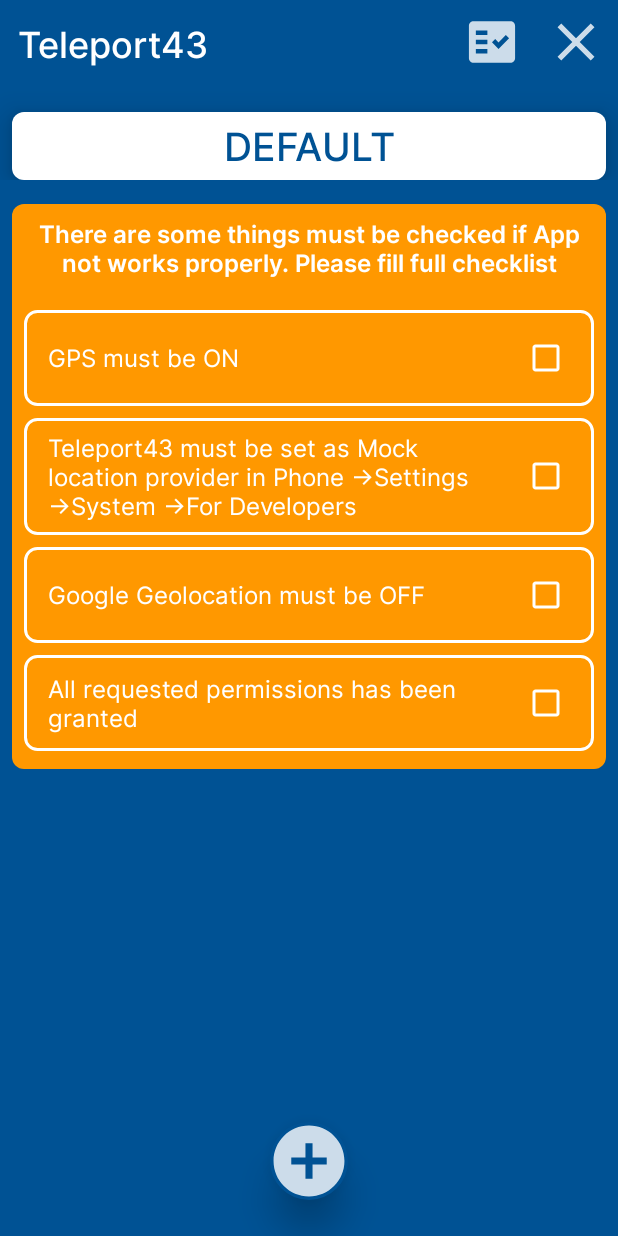
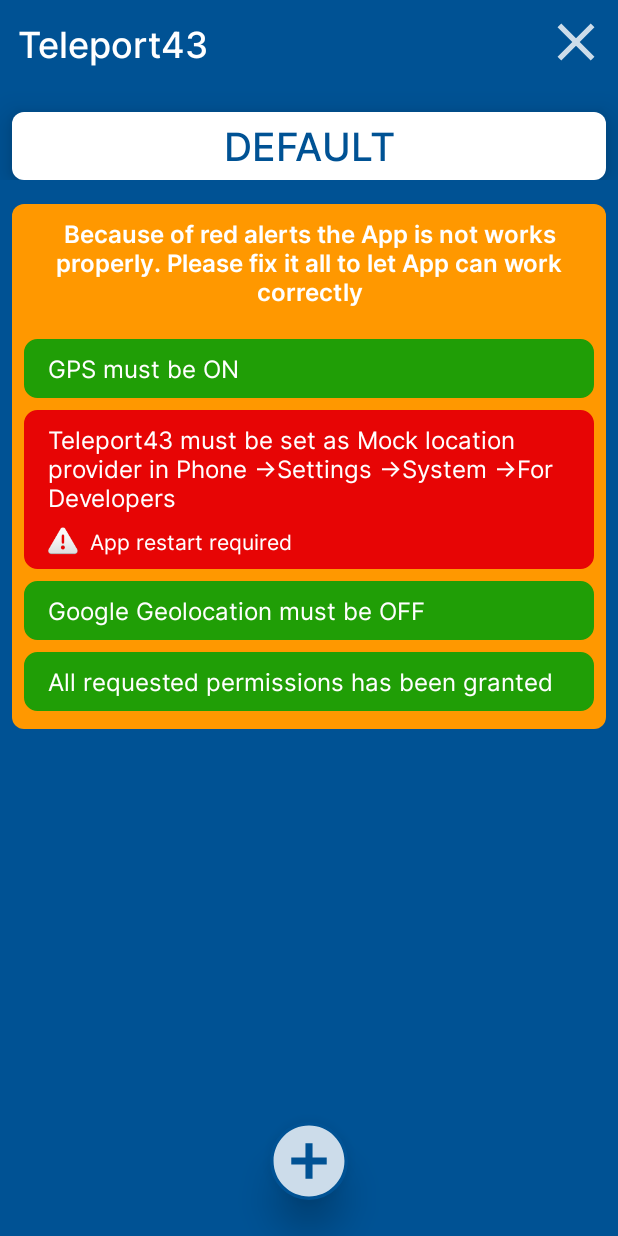
Before and after one commit to RealVolAnd/Teleport43, an Android app: the screen it shows after launch (MainActivity), on a phone screen of 412 x 824 dp. Run offline under Robolectric (Android 15) with nearby library versions, the phone set to English and light mode, and no system bars; our stand-ins replace Room's generated code, RxJava.

Commit message:
Работает. Допилить нотификацию

```diff
--- a/app/src/main/java/com/ssstor/teleport43/App.kt
+++ b/app/src/main/java/com/ssstor/teleport43/App.kt
@@ -18,7 +18,11 @@ class App : Application() {
         val ALT:Double = 16.0
         var CURRENT_ITEM: LocationItem = DEFAULT_LOCATION_ITEM
         var locationChanged = true
-        var hasTrouble = false
+        var isGpsOn = false
+        var isMockDefault = false
+        var isLocationPermission = false
+        var isNetGpsOff = false
+        var isPowerModeSet = false
     }
     /*
     val MIGRATION_1_2 = object : Migration(1, 2) {
--- a/app/src/main/java/com/ssstor/teleport43/Constants.kt
+++ b/app/src/main/java/com/ssstor/teleport43/Constants.kt
@@ -3,6 +3,7 @@ package com.ssstor.teleport43
 import com.ssstor.teleport43.database.entities.LocationItem
 
 val COORDINATES_REFRESH_INTERVAL_IN_MS = 1000L
+val CHECK_STATUS_INTERVAL_IN_MS = 1000L
 
 val DB_NAME = "t43_db"
 val BASE_RESOURCES_PATH = "android.resource://com.ssstor.teleport43/"
--- a/app/src/main/java/com/ssstor/teleport43/services/MockLocationProvider.kt
+++ b/app/src/main/java/com/ssstor/teleport43/services/MockLocationProvider.kt
@@ -18,10 +18,10 @@ class MockLocationProvider(private val providerName: String) {
                 true, true, ProviderProperties.POWER_USAGE_HIGH, ProviderProperties.ACCURACY_COARSE
             )
             lm.setTestProviderEnabled(providerName, true)
-            App.hasTrouble = false
+            App.isMockDefault = true
         } catch (e:Exception){
-            App.hasTrouble = true
-            App.instance.showMessage(App.instance.getString(R.string.no_mock))
+            App.isMockDefault = false
+          //  App.instance.showMessage(App.instance.getString(R.string.no_mock))
         }
 
     }
--- a/app/src/main/java/com/ssstor/teleport43/services/MockLocationService.kt
+++ b/app/src/main/java/com/ssstor/teleport43/services/MockLocationService.kt
@@ -27,7 +27,7 @@ class MockLocationService : Service() {
     private var currentBlankMediaPlayersList = arrayListOf<MediaPlayer>()
 
     val mock_gps: MockLocationProvider = MockLocationProvider(LocationManager.GPS_PROVIDER)
-    val mock_net: MockLocationProvider = MockLocationProvider(LocationManager.NETWORK_PROVIDER)
+    //val mock_net: MockLocationProvider = MockLocationProvider(LocationManager.NETWORK_PROVIDER)
 
     override fun onBind(p0: Intent?): IBinder? {
         return null
@@ -42,7 +42,7 @@ class MockLocationService : Service() {
     override fun onDestroy() {
         stopBlankMediaPlayers()
         mock_gps.shutdown()
-        mock_net.shutdown()
+       // mock_net.shutdown()
         super.onDestroy()
         stopApplication()
     }
@@ -106,8 +106,8 @@ class MockLocationService : Service() {
                 for(i in latArray.indices){
                     mock_gps.pushLocation(latArray[i], lonArray[i], App.ALT)
                     Thread.sleep(COORDINATES_REFRESH_INTERVAL_IN_MS)
-                    mock_net.pushLocation(latArray[i], lonArray[i], App.ALT)
-                    Thread.sleep(COORDINATES_REFRESH_INTERVAL_IN_MS)
+                    //mock_net.pushLocation(latArray[i], lonArray[i], App.ALT)
+                   // Thread.sleep(COORDINATES_REFRESH_INTERVAL_IN_MS)
                 }
 
             }
--- a/app/src/main/java/com/ssstor/teleport43/ui/MainActivity.kt
+++ b/app/src/main/java/com/ssstor/teleport43/ui/MainActivity.kt
@@ -1,9 +1,11 @@
 package com.ssstor.teleport43.ui
 
 import android.Manifest
+import android.app.Service
 import android.app.role.RoleManager
 import android.content.*
 import android.content.pm.PackageManager
+import android.graphics.Color
 import android.location.LocationManager
 import android.net.Uri
 import androidx.appcompat.app.AppCompatActivity
@@ -11,6 +13,7 @@ import android.os.Bundle
 import android.os.PowerManager
 import android.provider.Settings
 import android.view.View
+import androidx.annotation.UiThread
 import androidx.core.content.ContextCompat
 import androidx.localbroadcastmanager.content.LocalBroadcastManager
 import androidx.recyclerview.widget.LinearLayoutManager
@@ -19,6 +22,7 @@ import com.ssstor.teleport43.*
 import com.ssstor.teleport43.BROADCAST_CLOSE_APP
 import com.ssstor.teleport43.databinding.ActivityMainBinding
 import com.ssstor.teleport43.repo.MainRepo
+import com.ssstor.teleport43.services.MockLocationProvider
 import com.ssstor.teleport43.services.MockLocationService
 
 class MainActivity : AppCompatActivity(), MainContract.View, BackButtonListener, OnItemClick {
@@ -31,6 +35,7 @@ class MainActivity : AppCompatActivity(), MainContract.View, BackButtonListener,
     private val sharedPreference: SharedPreference = SharedPreference(App.instance)
     private lateinit var presenter: MainPresenter
     private var adapter: MainRvAdapter? = null
+
 
     var REQUIRED_PERMISSIONS_SDK_29_AND_ABOVE = arrayOf(
         Manifest.permission.ACCESS_COARSE_LOCATION
@@ -50,21 +55,22 @@ class MainActivity : AppCompatActivity(), MainContract.View, BackButtonListener,
         vb = ActivityMainBinding.inflate(layoutInflater)
         setContentView(vb.root)
         presenter = MainPresenter(this)
+        pm = getSystemService(POWER_SERVICE) as PowerManager
 
         vb.locationItemsRv.layoutManager = LinearLayoutManager(this)
         adapter = MainRvAdapter(presenter, this)
         vb.locationItemsRv.adapter = adapter
 
-       // setAppAsMockProvider()
         initViews()
         checkPermissions()
-        setPowerMode()
+
+        setBroadcastReceiver()
+        checkStatus()
         startMyService()
-        setBroadcastReceiver()
     }
 
     override fun onDestroy() {
-        if(App.hasTrouble) stopMyService()
+       // if(App.hasTrouble) stopMyService()
         super.onDestroy()
     }
 
@@ -73,10 +79,18 @@ class MainActivity : AppCompatActivity(), MainContract.View, BackButtonListener,
     }
 
     private fun checkPermissions(){
-        requestPermissions(
-            REQUIRED_PERMISSIONS_SDK_29_AND_ABOVE,
-            REQUEST_CODE
-        )
+        if (checkSelfPermission(Manifest.permission.ACCESS_COARSE_LOCATION)
+            != PackageManager.PERMISSION_GRANTED) {
+            requestPermissions(
+                REQUIRED_PERMISSIONS_SDK_29_AND_ABOVE,
+                REQUEST_CODE
+            )
+            App.isLocationPermission = false
+        } else {
+            App.isLocationPermission = true
+            setPowerMode()
+        }
+
     }
 
     override fun onRequestPermissionsResult(
@@ -87,14 +101,8 @@ class MainActivity : AppCompatActivity(), MainContract.View, BackButtonListener,
         super.onRequestPermissionsResult(requestCode, permissions, grantResults)
         when (requestCode) {
             REQUEST_CODE -> {
-                if (grantResults.size > 0 && grantResults[0] == PackageManager.PERMISSION_GRANTED) {
-                    // permission is granted, you can perform your operation here
+               // App.isLocationPermission = grantResults.isNotEmpty() && grantResults[0] == PackageManager.PERMISSION_GRANTED
 
-                } else {
-                    // permission is denied, you can ask for permission again, if you want
-                    //  askForPermissions()
-
-                }
                 return
             }
         }
@@ -125,10 +133,6 @@ class MainActivity : AppCompatActivity(), MainContract.View, BackButtonListener,
             stopMyService()
         }
 
-        vb.helpButton.setOnClickListener {
-            showHelp()
-        }
-
         vb.itemCancelButton.setOnClickListener {
             hideEditItemDialog()
         }
@@ -136,56 +140,6 @@ class MainActivity : AppCompatActivity(), MainContract.View, BackButtonListener,
         vb.itemSaveButton.setOnClickListener {
             presenter.saveItem(vb.itemNameText.text.toString(),vb.itemTrackText.text.toString())
             hideEditItemDialog()
-        }
-
-
-        vb.ch1.setOnCheckedChangeListener { buttonView, isChecked ->
-            if (isChecked) {
-                helpCheckListDone++
-                checkCheckList()
-            } else {
-                helpCheckListDone--
-                checkCheckList()
-            }
-        }
-
-        vb.ch2.setOnCheckedChangeListener { buttonView, isChecked ->
-            if (isChecked) {
-                helpCheckListDone++
-                checkCheckList()
-            } else {
-                helpCheckListDone--
-                checkCheckList()
-            }
-        }
-
-        vb.ch3.setOnCheckedChangeListener { buttonView, isChecked ->
-            if (isChecked) {
-                helpCheckListDone++
-                checkCheckList()
-            } else {
-                helpCheckListDone--
-                checkCheckList()
-            }
-        }
-
-        vb.ch4.setOnCheckedChangeListener { buttonView, isChecked ->
-            if (isChecked) {
-                helpCheckListDone++
-                checkCheckList()
-            } else {
-                helpCheckListDone--
-                checkCheckList()
-            }
-        }
-
-        if(sharedPreference.getValueInt("help_status")!=4){
-            helpCheckListDone = 0
-            sharedPreference.saveInt("help_status",0)
-            showHelp()
-        } else {
-            helpCheckListDone = 4
-            hideHelp()
         }
     }
 
@@ -218,9 +172,14 @@ class MainActivity : AppCompatActivity(), MainContract.View, BackButtonListener,
 
     }
 
+    private fun checkGps(){
+        val mLocationManager = getSystemService(Context.LOCATION_SERVICE) as LocationManager
+        App.isGpsOn = mLocationManager.isProviderEnabled(LocationManager.GPS_PROVIDER)
+        App.isNetGpsOff = !mLocationManager.isProviderEnabled(LocationManager.NETWORK_PROVIDER)
+    }
+
     private fun setPowerMode() {
-        val s = packageName
-        pm = getSystemService(POWER_SERVICE) as PowerManager
+
         if (!pm.isIgnoringBatteryOptimizations(packageName)) {
             val intentIgnoreBattery = Intent(
                 Settings.ACTION_REQUEST_IGNORE_BATTERY_OPTIMIZATIONS,
@@ -228,6 +187,11 @@ class MainActivity : AppCompatActivity(), MainContract.View, BackButtonListener,
             )
             startActivity(intentIgnoreBattery)
         }
+    }
+
+    private fun checkPowerMode() {
+        App.isPowerModeSet = pm.isIgnoringBatteryOptimizations(packageName)
+        val d = 0
     }
 
     private fun startMyService(){
@@ -263,15 +227,7 @@ class MainActivity : AppCompatActivity(), MainContract.View, BackButtonListener,
         sharedPreference.saveInt("help_status",helpCheckListDone)
     }
 
-    private fun showHelp(){
-        vb.ch1.isChecked = false
-        vb.ch2.isChecked = false
-        vb.ch3.isChecked = false
-        vb.ch4.isChecked = false
-        helpCheckListDone = 0
-        sharedPreference.saveInt("help_status",helpCheckListDone)
-        vb.mainHelpLayout.visibility = View.VISIBLE
-    }
+
 
     private fun hideHelp(){
         vb.mainHelpLayout.visibility = View.GONE
@@ -298,5 +254,77 @@ class MainActivity : AppCompatActivity(), MainContract.View, BackButtonListener,
         MainRepo.addHitToItemById(itemId)
     }
 
+    private fun checkMock(){
+        val lm = getSystemService(Service.LOCATION_SERVICE) as LocationManager
+        val mock_gps: MockLocationProvider = MockLocationProvider(LocationManager.GPS_PROVIDER)
+
+    }
+
+    private fun checkStatus(){
+        Thread{
+            while(true){
+                checkGps()
+                checkPermissions()
+               // checkPowerMode()
+              //  checkMock()
+
+                Thread.sleep(CHECK_STATUS_INTERVAL_IN_MS)
+
+                var totalStatus = false
+
+                if(App.isGpsOn) {
+                    vb.helpGpsLayout.background.setTint(resources.getColor(R.color.noalert_color))
+                }else {
+                    vb.helpGpsLayout.background.setTint(resources.getColor(R.color.alert_color))
+                    totalStatus = true
+                }
+
+                if(App.isNetGpsOff) {
+                    vb.helpGoogleLayout.background.setTint(resources.getColor(R.color.noalert_color))
+                }else {
+                    vb.helpGoogleLayout.background.setTint(resources.getColor(R.color.alert_color))
+                    totalStatus = true
+                }
+
+                if(App.isLocationPermission) {
+                    vb.helpPermissionsLayout.background.setTint(resources.getColor(R.color.noalert_color))
+                }else {
+                    vb.helpPermissionsLayout.background.setTint(resources.getColor(R.color.alert_color))
+                    totalStatus = true
+                }
+
+                if(App.isMockDefault) {
+                    vb.helpMockLayout.background.setTint(resources.getColor(R.color.noalert_color))
+                }else {
+                    vb.helpMockLayout.background.setTint(resources.getColor(R.color.alert_color))
+                    totalStatus = true
+                }
+/*
+                if(App.isPowerModeSet) {
+                    //vb.helpPermissionsLayout.background.setTint(resources.getColor(R.color.noalert_color))
+                }else {
+                    vb.helpPermissionsLayout.background.setTint(resources.getColor(R.color.alert_color))
+                    totalStatus = true
+                }
+*/
+                if(totalStatus) showStatus() else hideStatus()
+            }
+
+
+        }.start()
+    }
+
+    private fun showStatus(){
+       runOnUiThread{
+               vb.mainHelpLayout.visibility = View.VISIBLE
+        }
+
+    }
+    private fun hideStatus(){
+        runOnUiThread {
+            vb.mainHelpLayout.visibility = View.GONE
+        }
+    }
+
 
 }
--- a/app/src/main/res/layout/activity_main.xml
+++ b/app/src/main/res/layout/activity_main.xml
@@ -34,7 +34,7 @@
         android:clickable="true"
         android:elevation="10dp"
         android:visibility="gone"
-        tools:visibility="visible">
+        tools:visibility="gone">
 
         <TextView
             android:id="@+id/textView6"
@@ -296,13 +296,6 @@
                         android:textSize="24sp" />
 
                     <ImageView
-                        android:id="@+id/help_button"
-                        android:layout_width="40dp"
-                        android:layout_height="40dp"
-                        android:layout_margin="8dp"
-                        app:srcCompat="@drawable/ic_action_help" />
-
-                    <ImageView
                         android:id="@+id/close_button"
                         android:layout_width="40dp"
                         android:layout_height="40dp"
@@ -388,7 +381,7 @@
                 app:layout_constraintEnd_toEndOf="parent"
                 app:layout_constraintStart_toStartOf="parent"
                 app:layout_constraintTop_toTopOf="parent"
-                tools:visibility="gone">
+                tools:visibility="visible">
 
                 <TextView
                     android:id="@+id/main_help_text"
@@ -412,6 +405,7 @@
                     tools:visibility="visible">
 
                     <LinearLayout
+                        android:id="@+id/help_gps_layout"
                         android:layout_width="match_parent"
                         android:layout_height="match_parent"
                         android:layout_marginVertical="4dp"
@@ -431,29 +425,16 @@
                             android:textColor="#FFFFFF"
                             android:textSize="16sp" />
 
-                        <CheckBox
-                            android:id="@+id/ch1"
-                            android:layout_width="wrap_content"
-                            android:layout_height="wrap_content"
-                            android:layout_gravity="center"
-                            android:button="@null"
-                            android:checked="false"
-                            android:drawableRight="?android:attr/listChoiceIndicatorMultiple"
-                            android:drawablePadding="0dp"
-                            android:gravity="center"
-                            android:text="@null"
-                            android:textAlignment="gravity"
-                            android:theme="@style/CustomSwitchColor" />
-
                     </LinearLayout>
 
                     <LinearLayout
+                        android:id="@+id/help_mock_layout"
                         android:layout_width="match_parent"
                         android:layout_height="match_parent"
                         android:layout_marginVertical="4dp"
                         android:background="@drawable/main_help_item_shape"
                         android:gravity="center_vertical"
-                        android:orientation="horizontal"
+                        android:orientation="vertical"
                         android:paddingHorizontal="16dp"
                         android:paddingVertical="8dp">
 
@@ -467,23 +448,36 @@
                             android:textColor="#FFFFFF"
                             android:textSize="16sp" />
 
-                        <CheckBox
-                            android:id="@+id/ch2"
-                            android:layout_width="wrap_content"
-                            android:layout_height="wrap_content"
-                            android:layout_gravity="center"
-                            android:button="@null"
-                            android:checked="false"
-                            android:drawableRight="?android:attr/listChoiceIndicatorMultiple"
-                            android:drawablePadding="0dp"
-                            android:gravity="center"
-                            android:text="@null"
-                            android:textAlignment="gravity"
-                            android:theme="@style/CustomSwitchColor" />
+                        <LinearLayout
+                            android:layout_width="match_parent"
+                            android:layout_height="match_parent"
+                            android:layout_marginTop="8dp"
+                            android:gravity="left|center_vertical"
+                            android:orientation="horizontal">
+
+                            <ImageView
+                                android:id="@+id/imageView"
+                                android:layout_width="20dp"
+                                android:layout_height="20dp"
+                                app:srcCompat="@android:drawable/ic_dialog_alert" />
+
+                            <TextView
+                                android:id="@+id/textView2"
+                                android:layout_width="wrap_content"
+                                android:layout_height="wrap_content"
+                                android:layout_marginLeft="8dp"
+                                android:layout_weight="1"
+                                android:fontFamily="@font/inter_regular"
+                                android:text="App restart required"
+                                android:textColor="#FFFFFF"
+                                android:textSize="14sp" />
+
+                        </LinearLayout>
 
                     </LinearLayout>
 
                     <LinearLayout
+                        android:id="@+id/help_google_layout"
                         android:layout_width="match_parent"
                         android:layout_height="match_parent"
                         android:layout_marginVertical="4dp"
@@ -503,23 +497,10 @@
                             android:textColor="#FFFFFF"
                             android:textSize="16sp" />
 
-                        <CheckBox
-                            android:id="@+id/ch3"
-                            android:layout_width="wrap_content"
-                            android:layout_height="wrap_content"
-                            android:layout_gravity="center"
-                            android:button="@null"
-                            android:checked="false"
-                            android:drawableRight="?android:attr/listChoiceIndicatorMultiple"
-                            android:drawablePadding="0dp"
-                            android:gravity="center"
-                            android:text="@null"
-                            android:textAlignment="gravity"
-                            android:theme="@style/CustomSwitchColor" />
-
                     </LinearLayout>
 
                     <LinearLayout
+                        android:id="@+id/help_permissions_layout"
                         android:layout_width="match_parent"
                         android:layout_height="match_parent"
                         android:layout_marginVertical="4dp"
@@ -539,20 +520,6 @@
                             android:textColor="#FFFFFF"
                             android:textSize="16sp" />
 
-                        <CheckBox
-                            android:id="@+id/ch4"
-                            android:layout_width="wrap_content"
-                            android:layout_height="wrap_content"
-                            android:layout_gravity="center"
-                            android:button="@null"
-                            android:checked="false"
-                            android:drawableRight="?android:attr/listChoiceIndicatorMultiple"
-                            android:drawablePadding="0dp"
-                            android:gravity="center"
-                            android:text="@null"
-                            android:textAlignment="gravity"
-                            android:theme="@style/CustomSwitchColor" />
-
                     </LinearLayout>
 
 
--- a/app/src/main/res/values/colors.xml
+++ b/app/src/main/res/values/colors.xml
@@ -1,9 +1,12 @@
 <?xml version="1.0" encoding="utf-8"?>
 <resources>
     <color name="main_title_color">#005294</color>
-    <color name="alert_color">#FF9800</color>
+    <color name="alert_bg_color">#FF9800</color>
     <color name="new_green">#009700</color>
     <color name="second_main">#D0D0D0</color>
+
+    <color name="noalert_color">#209E06</color>
+    <color name="alert_color">#E70505</color>
 
     <color name="purple_200">#FFBB86FC</color>
     <color name="purple_500">#FF6200EE</color>
--- a/app/src/main/res/values/strings.xml
+++ b/app/src/main/res/values/strings.xml
@@ -1,7 +1,7 @@
 <resources>
     <string name="app_name">Teleport43</string>
     <string name="help_short_text">App not works - please click this first</string>
-    <string name="help_title">There are some things must be checked if App not works properly. Please fill full checklist</string>
+    <string name="help_title">Because of red alerts the App is not works properly. Please fix it all to let App can work correctly</string>
     <string name="help_1">GPS must be ON</string>
     <string name="help_2">Teleport43 must be set as Mock location provider in Phone ->Settings ->System ->For Developers</string>
     <string name="help_3">Google Geolocation must be OFF</string>
```
